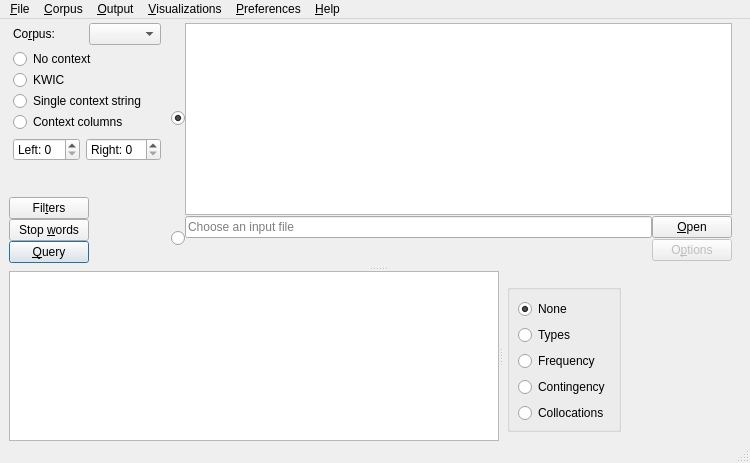
This is coquery/gui/ui/coqueryTiny.ui in gkunter/coquery as Qt 5 draws it before an edit. The edited form follows.
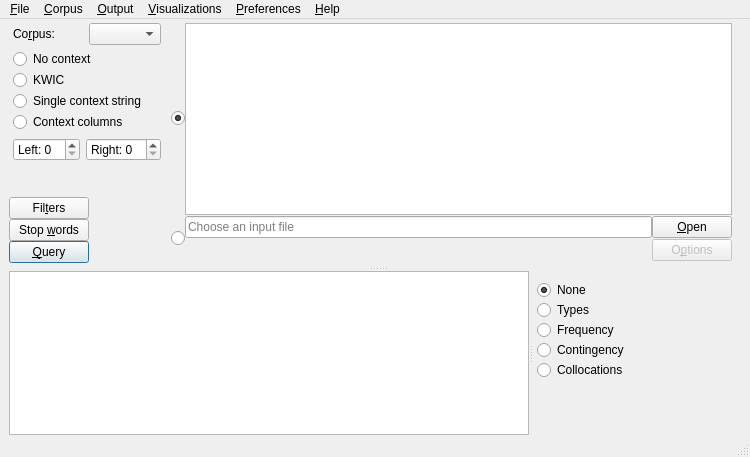
This is the edited form. Icons and pictures are not drawn.

Patch:
```diff
--- a/coquery/gui/ui/coqueryTiny.ui
+++ b/coquery/gui/ui/coqueryTiny.ui
@@ -582,7 +582,7 @@
          <bool>true</bool>
         </property>
        </widget>
-       <widget class="QFrame" name="frame">
+       <widget class="QFrame" name="group_aggregation">
         <layout class="QVBoxLayout" name="verticalLayout_4">
          <property name="spacing">
           <number>0</number>
@@ -594,51 +594,6 @@
           <number>4</number>
          </property>
          <item>
-          <widget class="QFrame" name="group_aggregation">
-           <property name="sizePolicy">
-            <sizepolicy hsizetype="Maximum" vsizetype="Fixed">
-             <horstretch>0</horstretch>
-             <verstretch>0</verstretch>
-            </sizepolicy>
-           </property>
-           <layout class="QVBoxLayout" name="verticalLayout_2">
-            <property name="leftMargin">
-             <number>4</number>
-            </property>
-            <property name="topMargin">
-             <number>2</number>
-            </property>
-            <property name="rightMargin">
-             <number>4</number>
-            </property>
-            <property name="bottomMargin">
-             <number>2</number>
-            </property>
-           </layout>
-          </widget>
-         </item>
-         <item>
-          <widget class="QGroupBox" name="group_aggregation_2">
-           <property name="sizePolicy">
-            <sizepolicy hsizetype="Maximum" vsizetype="Fixed">
-             <horstretch>0</horstretch>
-             <verstretch>0</verstretch>
-            </sizepolicy>
-           </property>
-           <property name="title">
-            <string/>
-           </property>
-           <layout class="QVBoxLayout" name="verticalLayout_10">
-            <property name="leftMargin">
-             <number>8</number>
-            </property>
-            <property name="rightMargin">
-             <number>8</number>
-            </property>
-            <property name="bottomMargin">
-             <number>6</number>
-            </property>
-            <item>
              <widget class="QRadioButton" name="radio_aggregate_none">
               <property name="sizePolicy">
                <sizepolicy hsizetype="Maximum" vsizetype="Fixed">
@@ -723,9 +678,6 @@
               <property name="text">
                <string>Collocations</string>
               </property>
-             </widget>
-            </item>
-           </layout>
           </widget>
          </item>
          <item>
```
Lines whose indentation alone changed are shown as unchanged.
